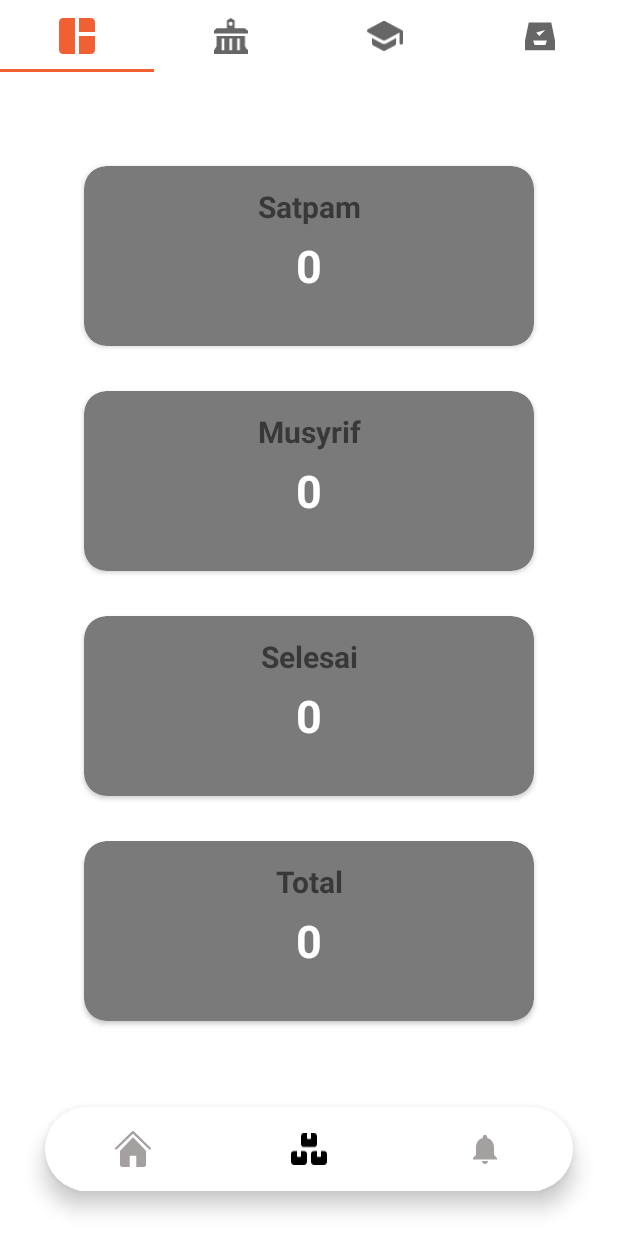
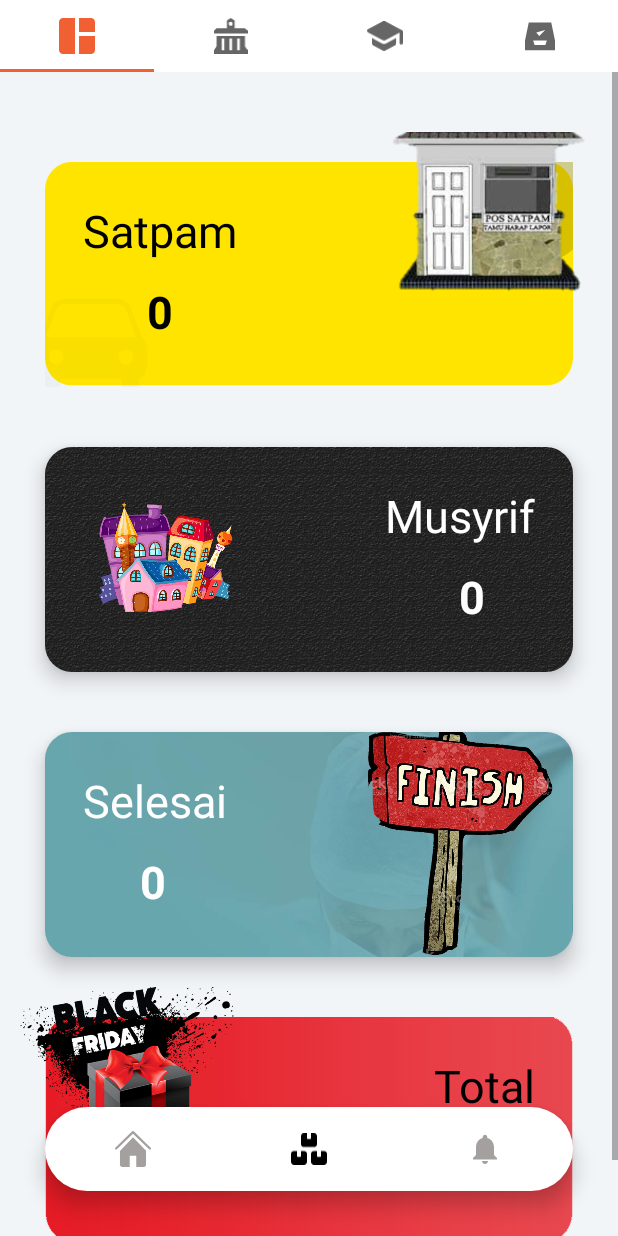
Before and after one commit to Mammuasyir/CRUD-with-rest-API, an Android app: the screen it shows after launch (MainActivity), item 2 of the bottom bar chosen, on a phone screen of 412 x 824 dp. Run offline under Robolectric (Android 15) with nearby library versions, the light colour scheme and no system bars; our stand-ins replace navigation-ui; pictures from the network do not load; 3 statements that could not run were skipped.

Commit message:
new layout fix

```diff
--- a/app/src/main/res/layout/fragment_dashboard_paket.xml
+++ b/app/src/main/res/layout/fragment_dashboard_paket.xml
@@ -1,180 +1,197 @@
 <?xml version="1.0" encoding="utf-8"?>
-
 <androidx.swiperefreshlayout.widget.SwipeRefreshLayout xmlns:android="http://schemas.android.com/apk/res/android"
     xmlns:app="http://schemas.android.com/apk/res-auto"
     xmlns:tools="http://schemas.android.com/tools"
     android:id="@+id/swipeRefreshLayout"
     android:layout_width="match_parent"
     android:layout_height="match_parent"
-    android:gravity="center"
+    android:background="@color/lightWhite"
     tools:context=".ui.paket.DashboardPaketFragment">
 
-    <LinearLayout
+    <ScrollView
         android:layout_width="match_parent"
-        android:layout_height="match_parent"
-        android:gravity="center"
-        android:orientation="vertical">
-
-        <androidx.cardview.widget.CardView
-            android:id="@+id/cdv_1"
-            android:layout_width="300dp"
-            android:layout_height="120dp"
-            android:layout_centerHorizontal="true"
-            android:layout_marginTop="30dp"
-            android:backgroundTint="@color/abu"
-            app:cardCornerRadius="15dp">
+        android:layout_height="wrap_content">
 
         <LinearLayout
             android:layout_width="match_parent"
             android:layout_height="wrap_content"
+            android:layout_margin="10dp"
             android:orientation="vertical">
 
+            <RelativeLayout
+                android:id="@+id/cdv_1"
+                android:layout_width="match_parent"
+                android:layout_height="190dp"
+                android:layout_marginTop="30dp">
+
+                <RelativeLayout
+                    android:layout_width="match_parent"
+                    android:layout_height="150dp"
+                    android:layout_margin="20dp"
+                    android:background="@drawable/round_bk2">
+
                     <TextView
-                    android:layout_width="match_parent"
-                    android:layout_height="match_parent"
-                    android:layout_marginTop="13dp"
+                        android:layout_width="wrap_content"
+                        android:layout_height="wrap_content"
+                        android:padding="25dp"
                         android:text="Satpam"
-                    android:textAlignment="center"
-                    android:textSize="20dp"
-                    android:textStyle="bold" />
+                        android:textColor="@color/black"
+                        android:textSize="30sp" />
 
                     <TextView
                         android:id="@+id/tv_satpam"
-                    android:layout_width="match_parent"
-                    android:layout_height="match_parent"
-                    android:layout_marginTop="5dp"
+                        android:layout_width="wrap_content"
+                        android:layout_height="wrap_content"
+                        android:layout_alignParentBottom="true"
+                        android:layout_marginBottom="30sp"
+                        android:layout_marginLeft="68sp"
                         android:text="0"
-                    android:textAlignment="center"
-                    android:textColor="@color/white"
-                    android:textSize="30dp"
-                    android:textStyle="bold" />
+                        android:textSize="30sp"
+                        android:textStyle="bold"
+                        android:textColor="@color/black" />
 
-            </LinearLayout>
+                </RelativeLayout>
 
-
-        </androidx.cardview.widget.CardView>
+                <ImageView
+                    android:layout_width="150dp"
+                    android:layout_height="150dp"
+                    android:layout_alignParentRight="true"
+                    android:layout_marginTop="-40dp"
+                    android:src="@drawable/satpam" />
+            </RelativeLayout>
 
             <androidx.cardview.widget.CardView
                 android:id="@+id/cdv_2"
-            android:layout_width="300dp"
-            android:layout_height="120dp"
-            android:layout_below="@id/cdv_1"
-            android:layout_centerHorizontal="true"
-            android:layout_marginTop="30dp"
-            android:backgroundTint="@color/abu"
-            app:cardCornerRadius="15dp">
-
-            <LinearLayout
                 android:layout_width="match_parent"
                 android:layout_height="wrap_content"
-                android:orientation="vertical">
+                android:layout_margin="20dp"
+                app:cardCornerRadius="18dp"
+                app:cardBackgroundColor="#00000000"
+                app:cardElevation="8dp">
+
+                <RelativeLayout
+                    android:layout_width="match_parent"
+                    android:layout_height="150dp"
+                    android:background="@drawable/food_back">
+
+                    <ImageView
+                        android:layout_width="120dp"
+                        android:layout_height="match_parent"
+                        android:layout_marginLeft="20dp"
+                        android:src="@drawable/asrama" />
 
                     <TextView
-                    android:layout_width="match_parent"
-                    android:layout_height="match_parent"
-                    android:layout_marginTop="13dp"
+                        android:layout_width="wrap_content"
+                        android:layout_height="wrap_content"
+                        android:layout_alignParentRight="true"
+                        android:padding="25dp"
                         android:text="Musyrif"
-                    android:textAlignment="center"
-                    android:textSize="20dp"
-                    android:textStyle="bold" />
+                        android:textColor="@color/white"
+                        android:textSize="30sp" />
 
                     <TextView
                         android:id="@+id/tv_musyrif"
-                    android:layout_width="match_parent"
-                    android:layout_height="match_parent"
-                    android:layout_marginTop="5dp"
+                        android:layout_width="wrap_content"
+                        android:layout_height="wrap_content"
+                        android:layout_alignParentBottom="true"
+                        android:layout_marginBottom="30sp"
+                        android:layout_marginLeft="276sp"
                         android:text="0"
-                    android:textAlignment="center"
-                    android:textColor="@color/white"
-                    android:textSize="30dp"
-                    android:textStyle="bold" />
-
-            </LinearLayout>
-
-
+                        android:textSize="30sp"
+                        android:textStyle="bold"
+                        android:textColor="@color/white" />
+                </RelativeLayout>
             </androidx.cardview.widget.CardView>
 
             <androidx.cardview.widget.CardView
                 android:id="@+id/cdv_3"
-            android:layout_width="300dp"
-            android:layout_height="120dp"
-            android:layout_below="@id/cdv_2"
-            android:layout_centerHorizontal="true"
-            android:layout_marginTop="30dp"
-            android:backgroundTint="@color/abu"
-            app:cardCornerRadius="15dp">
-
-            <LinearLayout
                 android:layout_width="match_parent"
                 android:layout_height="wrap_content"
-                android:orientation="vertical">
+                android:layout_margin="20dp"
+                app:cardCornerRadius="18dp"
+                app:cardBackgroundColor="#00000000"
+                app:cardElevation="8dp">
+
+                <RelativeLayout
+                    android:layout_width="match_parent"
+                    android:layout_height="150dp"
+                    android:background="@drawable/round_bk3">
 
                     <TextView
-                    android:layout_width="match_parent"
-                    android:layout_height="match_parent"
-                    android:layout_marginTop="13dp"
+                        android:layout_width="wrap_content"
+                        android:layout_height="wrap_content"
+                        android:padding="25dp"
                         android:text="Selesai"
-                    android:textAlignment="center"
-                    android:textSize="20dp"
-                    android:textStyle="bold" />
+                        android:textColor="@color/white"
+                        android:textSize="30sp" />
 
                     <TextView
                         android:id="@+id/tv_selesai"
+                        android:layout_width="wrap_content"
+                        android:layout_height="wrap_content"
+                        android:layout_alignParentBottom="true"
+                        android:layout_marginBottom="30sp"
+                        android:layout_marginLeft="63sp"
+                        android:text="0"
+                        android:textSize="30sp"
+                        android:textStyle="bold"
+                        android:textColor="@color/white" />
+
+                    <ImageView
+                        android:layout_width="150dp"
+                        android:layout_height="150dp"
+                        android:layout_alignParentRight="true"
+                        android:layout_marginTop="-1dp"
+                        android:src="@drawable/selesai" />
+                </RelativeLayout>
+
+            </androidx.cardview.widget.CardView>
+
+            <RelativeLayout
+                android:id="@+id/cdv_4"
                 android:layout_width="match_parent"
-                    android:layout_height="match_parent"
-                    android:layout_marginTop="5dp"
+                android:layout_height="190dp"
+                android:layout_marginBottom="30dp">
+
+                <RelativeLayout
+                    android:layout_width="match_parent"
+                    android:layout_height="150dp"
+                    android:layout_margin="20dp"
+                    android:background="@drawable/round_bk5">
+
+                    <TextView
+                        android:layout_width="wrap_content"
+                        android:layout_height="wrap_content"
+                        android:layout_alignParentRight="true"
+                        android:padding="25dp"
+                        android:text="Total"
+                        android:textColor="@color/black"
+                        android:textSize="30sp" />
+
+                    <TextView
+                        android:id="@+id/tv_total"
+                        android:layout_width="wrap_content"
+                        android:layout_height="wrap_content"
+                        android:layout_alignParentBottom="true"
+                        android:layout_marginBottom="30sp"
+                        android:layout_marginLeft="285sp"
                         android:text="0"
-                    android:textAlignment="center"
-                    android:textColor="@color/white"
-                    android:textSize="30dp"
-                    android:textStyle="bold" />
+                        android:textSize="30sp"
+                        android:textStyle="bold"
+                        android:textColor="@color/black" />
+
+                </RelativeLayout>
+
+                <ImageView
+                    android:layout_width="150dp"
+                    android:layout_height="150dp"
+                    android:layout_marginTop="-20dp"
+                    android:src="@drawable/paket" />
+            </RelativeLayout>
 
         </LinearLayout>
 
-
-        </androidx.cardview.widget.CardView>
-
-        <androidx.cardview.widget.CardView
-            android:id="@+id/cdv_4"
-            android:layout_width="300dp"
-            android:layout_height="120dp"
-            android:layout_below="@id/cdv_3"
-            android:layout_centerHorizontal="true"
-            android:layout_marginTop="30dp"
-            android:layout_marginBottom="110dp"
-            android:backgroundTint="@color/abu"
-            app:cardCornerRadius="15dp">
-
-            <LinearLayout
-                android:layout_width="match_parent"
-                android:layout_height="wrap_content"
-                android:orientation="vertical">
-
-                <TextView
-                    android:layout_width="match_parent"
-                    android:layout_height="match_parent"
-                    android:layout_marginTop="13dp"
-                    android:text="Total"
-                    android:textAlignment="center"
-                    android:textSize="20dp"
-                    android:textStyle="bold" />
-
-                <TextView
-                    android:id="@+id/tv_total"
-                    android:layout_width="match_parent"
-                    android:layout_height="match_parent"
-                    android:layout_marginTop="5dp"
-                    android:text="0"
-                    android:textAlignment="center"
-                    android:textColor="@color/white"
-                    android:textSize="30dp"
-                    android:textStyle="bold" />
-
-            </LinearLayout>
+    </ScrollView>
 
 
-        </androidx.cardview.widget.CardView>
-
-    </LinearLayout>
-
 </androidx.swiperefreshlayout.widget.SwipeRefreshLayout>
```
Also changed, not shown: app/src/main/res/drawable/asrama.png (added), app/src/main/res/drawable/categories_rent_car_icon.png (deleted), app/src/main/res/drawable/categories_restaurant_icon.png (deleted), app/src/main/res/drawable/hospital_image.png (deleted), app/src/main/res/drawable/paket.png (renamed from app/src/main/res/drawable/categories_shop_icon.png), app/src/main/res/drawable/satpam.png (added), app/src/main/res/drawable/selesai.png (added). Lines whose indentation alone changed are shown as unchanged.
